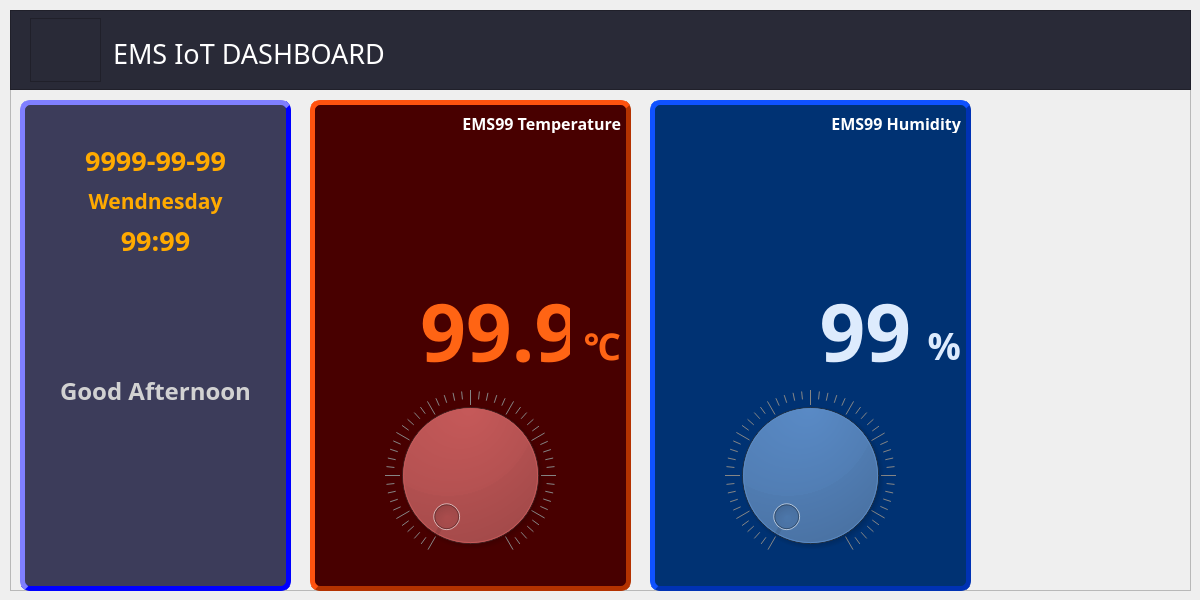
This is windows/ui/dashboard.ui in Jingle-b/EMS_com as Qt 5 draws it before an edit. The edited form follows.
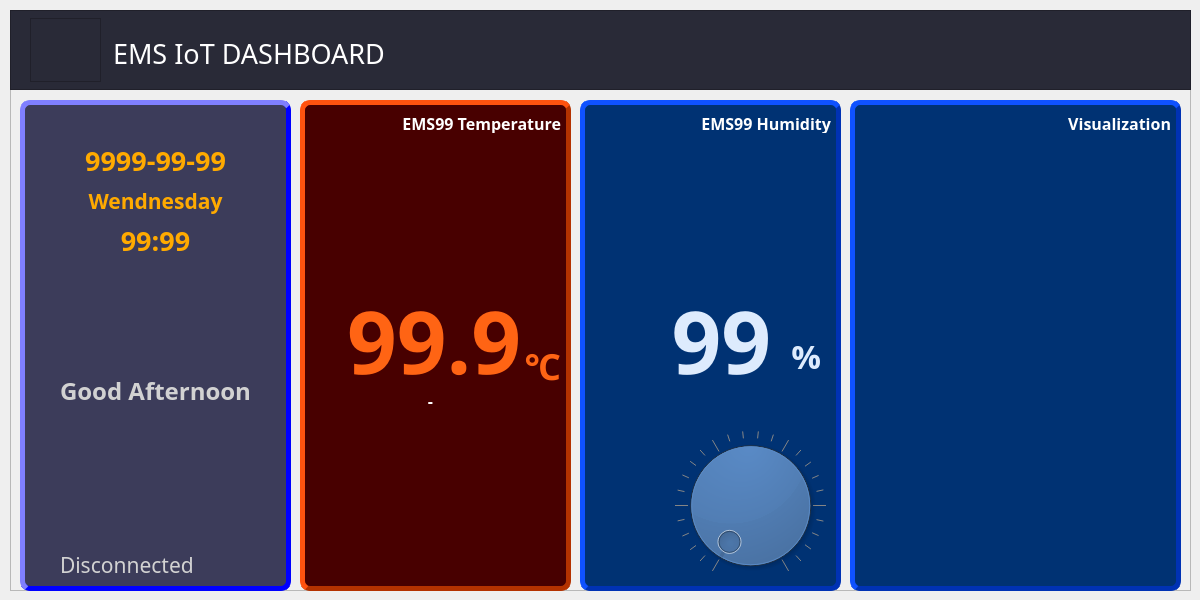
This is the edited form. Icons and pictures are not drawn.

The edit to the form file:
```diff
--- a/windows/ui/dashboard.ui
+++ b/windows/ui/dashboard.ui
@@ -290,18 +290,69 @@
        <set>Qt::AlignCenter</set>
       </property>
      </widget>
+     <widget class="QFrame" name="conFrame">
+      <property name="geometry">
+       <rect>
+        <x>11</x>
+        <y>454</y>
+        <width>24</width>
+        <height>24</height>
+       </rect>
+      </property>
+      <property name="styleSheet">
+       <string notr="true">background-image: url(:/red);
+backgroud-repeat: no-repeat;
+border:none;</string>
+      </property>
+      <property name="frameShape">
+       <enum>QFrame::StyledPanel</enum>
+      </property>
+      <property name="frameShadow">
+       <enum>QFrame::Raised</enum>
+      </property>
+     </widget>
+     <widget class="QLabel" name="lblStatus">
+      <property name="geometry">
+       <rect>
+        <x>40</x>
+        <y>444</y>
+        <width>151</width>
+        <height>41</height>
+       </rect>
+      </property>
+      <property name="font">
+       <font>
+        <family>Tw Cen MT Condensed</family>
+        <pointsize>16</pointsize>
+        <weight>50</weight>
+        <bold>false</bold>
+       </font>
+      </property>
+      <property name="styleSheet">
+       <string notr="true">color: rgb(210, 210, 210);
+border : none;</string>
+      </property>
+      <property name="text">
+       <string>Disconnected</string>
+      </property>
+      <property name="alignment">
+       <set>Qt::AlignLeading|Qt::AlignLeft|Qt::AlignVCenter</set>
+      </property>
+     </widget>
      <zorder>lblDay</zorder>
      <zorder>weatherFrame</zorder>
      <zorder>lblDate</zorder>
      <zorder>lblTime</zorder>
      <zorder>lblGreeting</zorder>
+     <zorder>conFrame</zorder>
+     <zorder>lblStatus</zorder>
     </widget>
     <widget class="QFrame" name="tempFrame">
      <property name="geometry">
       <rect>
-       <x>300</x>
+       <x>290</x>
        <y>90</y>
-       <width>321</width>
+       <width>271</width>
        <height>491</height>
       </rect>
      </property>
@@ -326,47 +377,47 @@
      <property name="frameShadow">
       <enum>QFrame::Raised</enum>
      </property>
-     <widget class="QLabel" name="lblCurrTemp">
-      <property name="geometry">
-       <rect>
-        <x>140</x>
-        <y>13</y>
-        <width>171</width>
-        <height>20</height>
-       </rect>
-      </property>
-      <property name="font">
-       <font>
-        <family>나눔고딕코딩</family>
-        <pointsize>12</pointsize>
-        <weight>75</weight>
-        <bold>true</bold>
-       </font>
-      </property>
-      <property name="styleSheet">
-       <string notr="true">color: rgb(255,255,255);
-border : none;</string>
-      </property>
-      <property name="text">
-       <string>EMS99 Temperature</string>
-      </property>
-      <property name="alignment">
-       <set>Qt::AlignRight|Qt::AlignTrailing|Qt::AlignVCenter</set>
-      </property>
-     </widget>
      <widget class="QLabel" name="lblTempTitle">
       <property name="geometry">
        <rect>
-        <x>60</x>
-        <y>165</y>
-        <width>231</width>
+        <x>90</x>
+        <y>13</y>
+        <width>171</width>
+        <height>20</height>
+       </rect>
+      </property>
+      <property name="font">
+       <font>
+        <family>나눔고딕코딩</family>
+        <pointsize>12</pointsize>
+        <weight>75</weight>
+        <bold>true</bold>
+       </font>
+      </property>
+      <property name="styleSheet">
+       <string notr="true">color: rgb(255,255,255);
+border : none;</string>
+      </property>
+      <property name="text">
+       <string>EMS99 Temperature</string>
+      </property>
+      <property name="alignment">
+       <set>Qt::AlignRight|Qt::AlignTrailing|Qt::AlignVCenter</set>
+      </property>
+     </widget>
+     <widget class="QLabel" name="lblCurrTemp">
+      <property name="geometry">
+       <rect>
+        <x>20</x>
+        <y>175</y>
+        <width>201</width>
         <height>131</height>
        </rect>
       </property>
       <property name="font">
        <font>
         <family>Tw Cen MT</family>
-        <pointsize>60</pointsize>
+        <pointsize>65</pointsize>
         <weight>75</weight>
         <bold>true</bold>
        </font>
@@ -376,25 +427,25 @@
 border : none;</string>
       </property>
       <property name="text">
-       <string>99.9 </string>
+       <string>99.9</string>
       </property>
       <property name="alignment">
        <set>Qt::AlignRight|Qt::AlignTrailing|Qt::AlignVCenter</set>
       </property>
      </widget>
-     <widget class="QLabel" name="lblTempTitle_2">
+     <widget class="QLabel" name="lblTempTitle_3">
       <property name="geometry">
        <rect>
-        <x>260</x>
-        <y>180</y>
-        <width>51</width>
+        <x>220</x>
+        <y>200</y>
+        <width>41</width>
         <height>131</height>
        </rect>
       </property>
       <property name="font">
        <font>
         <family>Tw Cen MT</family>
-        <pointsize>28</pointsize>
+        <pointsize>27</pointsize>
         <weight>75</weight>
         <bold>true</bold>
        </font>
@@ -410,24 +461,11 @@
        <set>Qt::AlignRight|Qt::AlignTrailing|Qt::AlignVCenter</set>
       </property>
      </widget>
-     <widget class="QDial" name="dial">
-      <property name="geometry">
-       <rect>
-        <x>10</x>
-        <y>290</y>
-        <width>301</width>
-        <height>171</height>
-       </rect>
-      </property>
-      <property name="notchesVisible">
-       <bool>true</bool>
-      </property>
-     </widget>
      <widget class="QFrame" name="humidIconFrame_2">
       <property name="geometry">
        <rect>
         <x>20</x>
-        <y>40</y>
+        <y>50</y>
         <width>141</width>
         <height>131</height>
        </rect>
@@ -447,18 +485,71 @@
        <enum>QFrame::Raised</enum>
       </property>
      </widget>
-     <zorder>lblTempTitle</zorder>
-     <zorder>lblTempTitle_2</zorder>
-     <zorder>dial</zorder>
-     <zorder>humidIconFrame_2</zorder>
+     <widget class="QPushButton" name="btnTempAlarm">
+      <property name="geometry">
+       <rect>
+        <x>210</x>
+        <y>300</y>
+        <width>48</width>
+        <height>48</height>
+       </rect>
+      </property>
+      <property name="styleSheet">
+       <string notr="true">border-style : none ;
+background-image: url(:/alram);
+background-repeat : no-repeat;</string>
+      </property>
+      <property name="text">
+       <string/>
+      </property>
+      <property name="iconSize">
+       <size>
+        <width>48</width>
+        <height>48</height>
+       </size>
+      </property>
+     </widget>
+     <widget class="QLabel" name="lblTempAlarm">
+      <property name="geometry">
+       <rect>
+        <x>120</x>
+        <y>290</y>
+        <width>21</width>
+        <height>20</height>
+       </rect>
+      </property>
+      <property name="font">
+       <font>
+        <family>나눔고딕코딩</family>
+        <pointsize>12</pointsize>
+        <weight>75</weight>
+        <bold>true</bold>
+       </font>
+      </property>
+      <property name="styleSheet">
+       <string notr="true">color: rgb(255,255,255);
+border : none;</string>
+      </property>
+      <property name="text">
+       <string>-</string>
+      </property>
+      <property name="alignment">
+       <set>Qt::AlignCenter</set>
+      </property>
+     </widget>
      <zorder>lblCurrTemp</zorder>
+     <zorder>lblTempTitle_3</zorder>
+     <zorder>humidIconFrame_2</zorder>
+     <zorder>lblTempTitle</zorder>
+     <zorder>lblTempAlarm</zorder>
+     <zorder>btnTempAlarm</zorder>
     </widget>
-    <widget class="QFrame" name="tempFrame_2">
+    <widget class="QFrame" name="humidFrame">
      <property name="geometry">
       <rect>
-       <x>640</x>
+       <x>570</x>
        <y>90</y>
-       <width>321</width>
+       <width>261</width>
        <height>491</height>
       </rect>
      </property>
@@ -483,10 +574,10 @@
      <property name="frameShadow">
       <enum>QFrame::Raised</enum>
      </property>
-     <widget class="QLabel" name="lblCurrTemp_3">
+     <widget class="QLabel" name="lblHumidTitle">
       <property name="geometry">
        <rect>
-        <x>170</x>
+        <x>110</x>
         <y>13</y>
         <width>141</width>
         <height>20</height>
@@ -511,11 +602,11 @@
        <set>Qt::AlignRight|Qt::AlignTrailing|Qt::AlignVCenter</set>
       </property>
      </widget>
-     <widget class="QLabel" name="lblTempTitle_6">
+     <widget class="QLabel" name="lblHumidTitle_6">
       <property name="geometry">
        <rect>
-        <x>260</x>
-        <y>180</y>
+        <x>190</x>
+        <y>190</y>
         <width>51</width>
         <height>131</height>
        </rect>
@@ -523,7 +614,7 @@
       <property name="font">
        <font>
         <family>Tw Cen MT</family>
-        <pointsize>28</pointsize>
+        <pointsize>25</pointsize>
         <weight>75</weight>
         <bold>true</bold>
        </font>
@@ -543,7 +634,7 @@
       <property name="geometry">
        <rect>
         <x>30</x>
-        <y>40</y>
+        <y>50</y>
         <width>171</width>
         <height>151</height>
        </rect>
@@ -560,10 +651,10 @@
      <widget class="QDial" name="dial_3">
       <property name="geometry">
        <rect>
-        <x>10</x>
-        <y>290</y>
-        <width>301</width>
-        <height>171</height>
+        <x>90</x>
+        <y>330</y>
+        <width>161</width>
+        <height>151</height>
        </rect>
       </property>
       <property name="styleSheet">
@@ -573,19 +664,19 @@
        <bool>true</bool>
       </property>
      </widget>
-     <widget class="QLabel" name="lblTempTitle_5">
+     <widget class="QLabel" name="lblCurrHumid">
       <property name="geometry">
        <rect>
-        <x>30</x>
-        <y>180</y>
-        <width>231</width>
+        <x>40</x>
+        <y>190</y>
+        <width>151</width>
         <height>101</height>
        </rect>
       </property>
       <property name="font">
        <font>
         <family>Tw Cen MT</family>
-        <pointsize>60</pointsize>
+        <pointsize>65</pointsize>
         <weight>75</weight>
         <bold>true</bold>
        </font>
@@ -602,15 +693,75 @@
       </property>
      </widget>
      <zorder>humidIconFrame</zorder>
-     <zorder>lblCurrTemp_3</zorder>
-     <zorder>lblTempTitle_6</zorder>
+     <zorder>lblHumidTitle</zorder>
+     <zorder>lblHumidTitle_6</zorder>
      <zorder>dial_3</zorder>
-     <zorder>lblTempTitle_5</zorder>
+     <zorder>lblCurrHumid</zorder>
+    </widget>
+    <widget class="QFrame" name="humidFrame_2">
+     <property name="geometry">
+      <rect>
+       <x>840</x>
+       <y>90</y>
+       <width>331</width>
+       <height>491</height>
+      </rect>
+     </property>
+     <property name="font">
+      <font>
+       <family>나눔고딕코딩</family>
+       <pointsize>12</pointsize>
+       <weight>50</weight>
+       <bold>false</bold>
+      </font>
+     </property>
+     <property name="styleSheet">
+      <string notr="true">background-color:rgb(0, 50, 115);
+border-style: outset;
+border-width: 5px;
+border-color:rgb(0, 50, 180);
+border-radius: 10px;</string>
+     </property>
+     <property name="frameShape">
+      <enum>QFrame::StyledPanel</enum>
+     </property>
+     <property name="frameShadow">
+      <enum>QFrame::Raised</enum>
+     </property>
+     <widget class="QLabel" name="lblHumidTitle_2">
+      <property name="geometry">
+       <rect>
+        <x>180</x>
+        <y>13</y>
+        <width>141</width>
+        <height>20</height>
+       </rect>
+      </property>
+      <property name="font">
+       <font>
+        <family>나눔고딕코딩</family>
+        <pointsize>12</pointsize>
+        <weight>75</weight>
+        <bold>true</bold>
+       </font>
+      </property>
+      <property name="styleSheet">
+       <string notr="true">color: rgb(255,255,255);
+border : none;</string>
+      </property>
+      <property name="text">
+       <string>Visualization</string>
+      </property>
+      <property name="alignment">
+       <set>Qt::AlignRight|Qt::AlignTrailing|Qt::AlignVCenter</set>
+      </property>
+     </widget>
     </widget>
     <zorder>headframe</zorder>
     <zorder>greetingFrame</zorder>
-    <zorder>tempFrame_2</zorder>
+    <zorder>humidFrame</zorder>
     <zorder>tempFrame</zorder>
+    <zorder>humidFrame_2</zorder>
    </widget>
   </widget>
  </widget>
```
